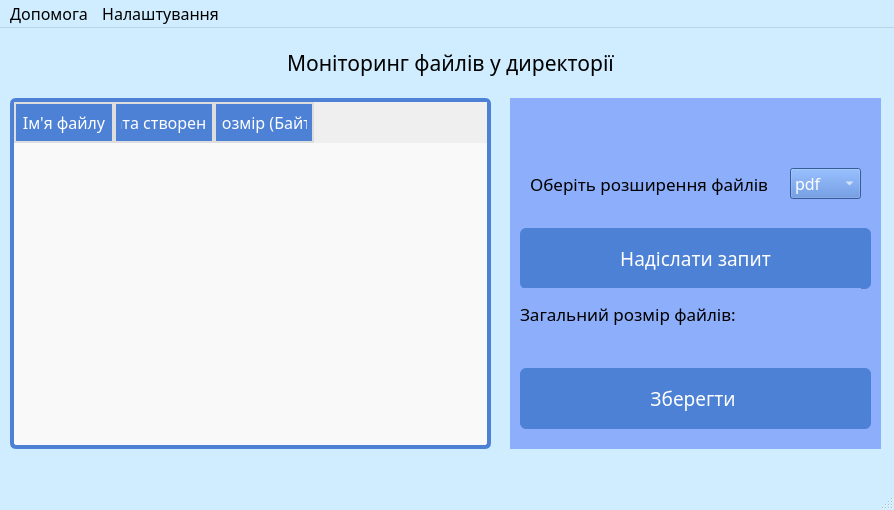
Above: os9/mainwindow.ui from JetCraker/OS_lab9 before the change. Below: the same form after it.
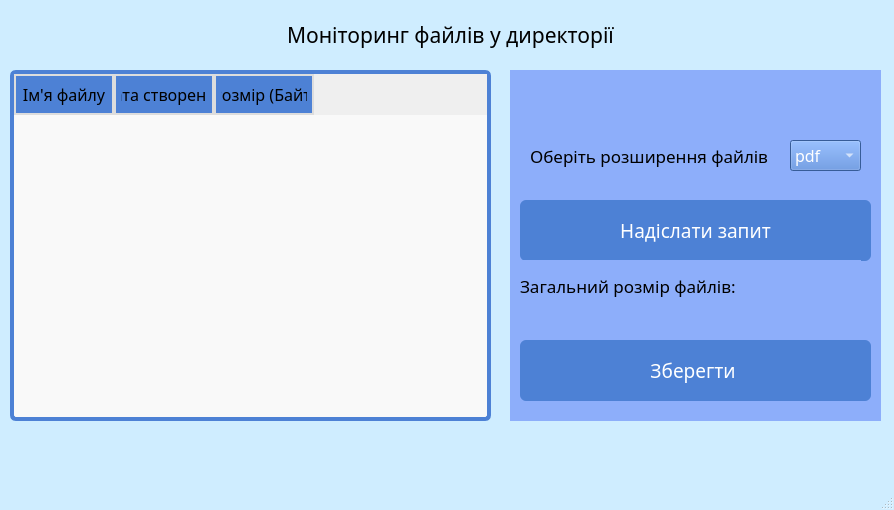
That is the form after the change. Icons and pictures are not drawn.

What changed in the file:
```diff
--- a/os9/mainwindow.ui
+++ b/os9/mainwindow.ui
@@ -97,7 +97,7 @@
 
 QHeaderView::section {
     background-color: rgb(77, 129, 213); /* Фон заголовків таблиці */
-    color: white;              /* Білий текст заголовків */
+    color: black;              /* Білий текст заголовків */
     border: 2px solid #ddd;    /* Рамка для заголовків */
     padding: 5px;              /* Відступи у заголовках */
 }</string>
@@ -312,19 +312,6 @@
      <height>26</height>
     </rect>
    </property>
-   <widget class="QMenu" name="menu">
-    <property name="title">
-     <string>Допомога</string>
-    </property>
-    <addaction name="action"/>
-   </widget>
-   <widget class="QMenu" name="menu_2">
-    <property name="title">
-     <string>Налаштування</string>
-    </property>
-   </widget>
-   <addaction name="menu"/>
-   <addaction name="menu_2"/>
   </widget>
   <widget class="QStatusBar" name="statusbar"/>
   <action name="action">
```
